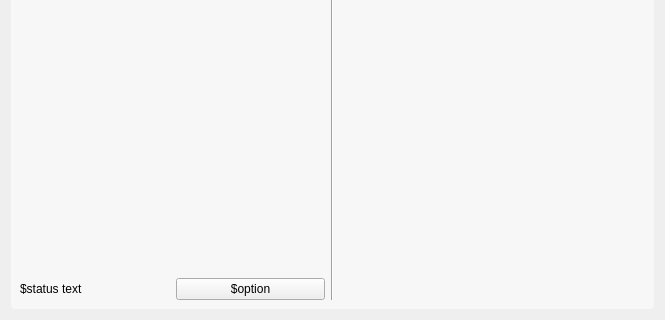
Before: the Qt Designer form recipewidget.ui in jesusgp22/Icemart, drawn with Qt 5; both pictures show x 0 to 665 and y 330 to 650 of the 665 by 650 pixel window.
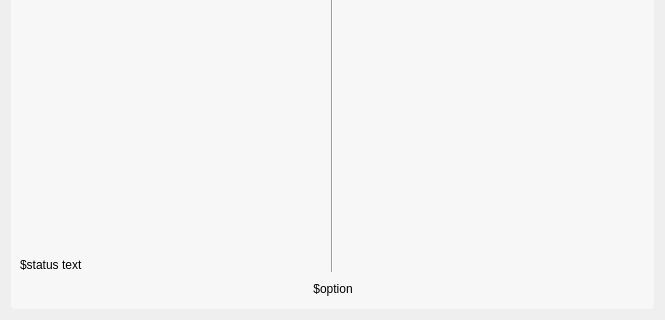
After: the same form once the commit is applied. The open tabs and pages were chosen to show the change. Icons and pictures are not drawn.

Commit message: Added button to the recipe screen and fixes on DB

Patch:
```diff
--- a/recipewidget.ui
+++ b/recipewidget.ui
@@ -404,7 +404,9 @@
       </layout>
      </widget>
      <widget class="QWidget" name="recipe">
-      <layout class="QHBoxLayout" name="horizontalLayout_7">
+      <layout class="QVBoxLayout" name="verticalLayout_4">
+       <item>
+        <layout class="QHBoxLayout" name="horizontalLayout_6">
        <item>
         <layout class="QVBoxLayout" name="verticalLayout_3">
          <item>
@@ -521,23 +523,15 @@
           </widget>
          </item>
          <item>
-          <layout class="QHBoxLayout" name="horizontalLayout_4">
-           <item>
-            <widget class="QLabel" name="label_4">
+            <widget class="QLabel" name="statusLabel">
+             <property name="styleSheet">
+              <string notr="true">font: 75 15pt &quot;MV Boli&quot;;</string>
+             </property>
              <property name="text">
               <string>$status text</string>
              </property>
             </widget>
            </item>
-           <item>
-            <widget class="QPushButton" name="pushButton">
-             <property name="text">
-              <string>$option</string>
-             </property>
-            </widget>
-           </item>
-          </layout>
-         </item>
         </layout>
        </item>
        <item>
@@ -566,6 +560,75 @@
         </widget>
        </item>
       </layout>
+       </item>
+       <item>
+        <layout class="QHBoxLayout" name="horizontalLayout_4">
+         <item>
+          <spacer name="horizontalSpacer_3">
+           <property name="orientation">
+            <enum>Qt::Horizontal</enum>
+           </property>
+           <property name="sizeHint" stdset="0">
+            <size>
+             <width>40</width>
+             <height>20</height>
+            </size>
+           </property>
+          </spacer>
+         </item>
+         <item>
+          <widget class="QPushButton" name="optionButton">
+           <property name="styleSheet">
+            <string notr="true">background-color: rgb(255, 255, 255,200);
+font: 75 15pt &quot;MV Boli&quot;;</string>
+           </property>
+           <property name="text">
+            <string>$option</string>
+           </property>
+           <property name="icon">
+            <iconset resource="res.qrc">
+             <normaloff>:/res/cookicon.png</normaloff>:/res/cookicon.png</iconset>
+           </property>
+           <property name="iconSize">
+            <size>
+             <width>60</width>
+             <height>60</height>
+            </size>
+           </property>
+           <property name="autoDefault">
+            <bool>false</bool>
+           </property>
+           <property name="default">
+            <bool>false</bool>
+           </property>
+           <property name="flat">
+            <bool>true</bool>
+           </property>
+          </widget>
+         </item>
+         <item>
+          <spacer name="horizontalSpacer_5">
+           <property name="orientation">
+            <enum>Qt::Horizontal</enum>
+           </property>
+           <property name="sizeHint" stdset="0">
+            <size>
+             <width>40</width>
+             <height>20</height>
+            </size>
+           </property>
+          </spacer>
+         </item>
+        </layout>
+       </item>
+      </layout>
+      <zorder>line_2</zorder>
+      <zorder>preparationText</zorder>
+      <zorder>statusLabel</zorder>
+      <zorder>optionButton</zorder>
+      <zorder>horizontalSpacer_3</zorder>
+      <zorder>horizontalSpacer_5</zorder>
+      <zorder>ingredientText</zorder>
      </widget>
     </widget>
    </item>
```
Lines whose indentation alone changed are shown as unchanged. The commit also changes 11 other files.
